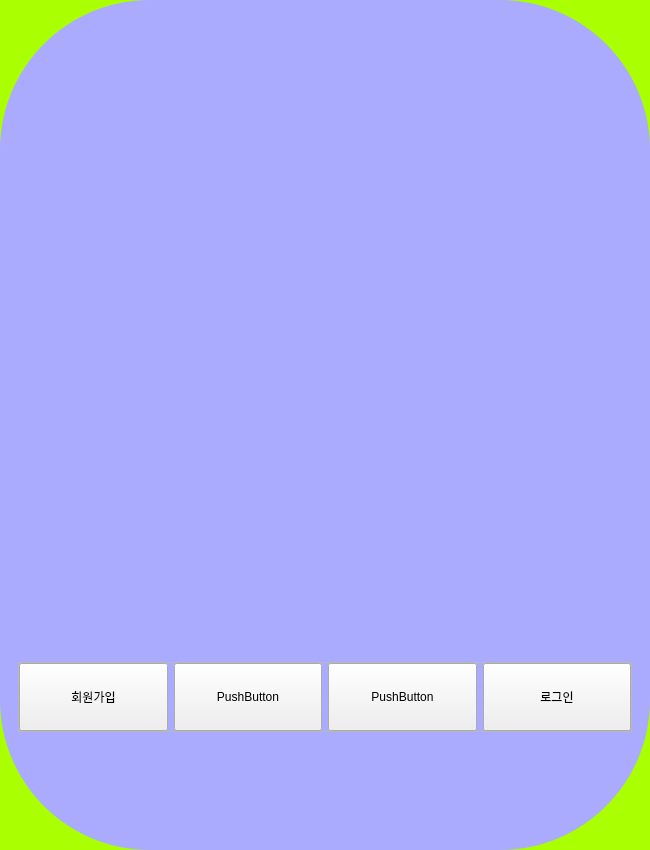
lee991229/damagochi_ver2, file code/front/ui/main_widget_damagochi_ver2.ui: the form before one commit.
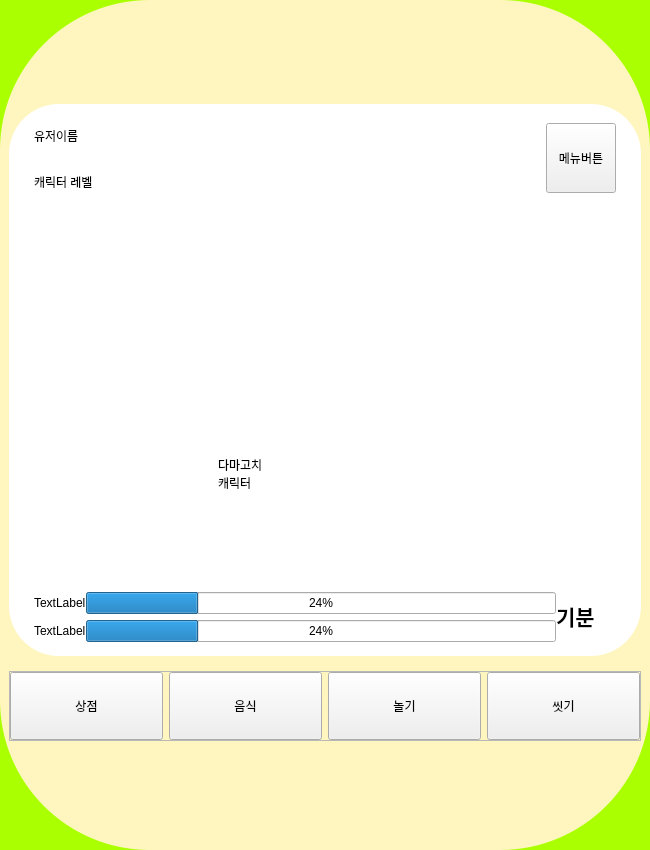
The form after the commit. The open tabs and pages were chosen to show the change. Icons and pictures are not drawn.

Diff of the .ui file:
```diff
--- a/code/front/ui/main_widget_damagochi_ver2.ui
+++ b/code/front/ui/main_widget_damagochi_ver2.ui
@@ -23,7 +23,7 @@
 
 }
 #frame{
-	background-color: rgb(170, 170, 255);
+	background-color: #FFF6BF;
 	border-radius: 150px;
 }
 #widget{
@@ -37,9 +37,9 @@
     border-top-right-radius: 50px;
     background-color: rgb(255, 255, 255);
 }
-#stackedwidget_page_1,#stackedwidget_page_2
+#stackedwidget_page_1,#stackedwidget_page_2,#stackedwidget_page_3,#stackedwidget_page_4
 {
-	background-color: rgb(170, 170, 255);
+	background-color: #FFF6BF;
 }
 
 #widget_8{
@@ -52,6 +52,9 @@
 #widget_10{
     background-color: rgb(255, 255, 255);
 }
+#widget_15{
+    background-color: rgb(255, 255, 255);
+}
 
 #widget_11{
     background-color: rgb(255, 255, 255);
@@ -62,6 +65,17 @@
     background-color: rgb(255, 255, 255);
     border-top-left-radius: 50px; 
     border-top-right-radius: 50px;
+}
+
+#widget_14{
+    background-color: rgb(255, 255, 255);
+    border-top-left-radius: 50px; 
+    border-top-right-radius: 50px;
+}
+#widget_13{
+    background-color: rgb(255, 255, 255);
+    border-bottom-left-radius: 50px;
+    border-bottom-right-radius: 50px;
 }</string>
   </property>
   <layout class="QVBoxLayout" name="verticalLayout">
@@ -905,12 +919,104 @@
         </widget>
         <widget class="QWidget" name="page">
          <layout class="QVBoxLayout" name="verticalLayout_12">
+          <property name="spacing">
+           <number>0</number>
+          </property>
+          <property name="leftMargin">
+           <number>0</number>
+          </property>
+          <property name="topMargin">
+           <number>0</number>
+          </property>
+          <property name="rightMargin">
+           <number>0</number>
+          </property>
+          <property name="bottomMargin">
+           <number>0</number>
+          </property>
           <item>
            <widget class="QWidget" name="widget_16" native="true">
             <layout class="QVBoxLayout" name="verticalLayout_13">
+             <property name="spacing">
+              <number>0</number>
+             </property>
+             <property name="leftMargin">
+              <number>0</number>
+             </property>
+             <property name="topMargin">
+              <number>0</number>
+             </property>
+             <property name="rightMargin">
+              <number>0</number>
+             </property>
+             <property name="bottomMargin">
+              <number>0</number>
+             </property>
              <item>
               <widget class="QWidget" name="widget_14" native="true">
-               <layout class="QVBoxLayout" name="verticalLayout_16">
+               <property name="maximumSize">
+                <size>
+                 <width>16777215</width>
+                 <height>100</height>
+                </size>
+               </property>
+               <layout class="QHBoxLayout" name="horizontalLayout_2">
+                <property name="spacing">
+                 <number>0</number>
+                </property>
+                <property name="leftMargin">
+                 <number>25</number>
+                </property>
+                <property name="topMargin">
+                 <number>9</number>
+                </property>
+                <property name="rightMargin">
+                 <number>25</number>
+                </property>
+                <property name="bottomMargin">
+                 <number>0</number>
+                </property>
+                <item>
+                 <widget class="QWidget" name="widget_3" native="true">
+                  <property name="minimumSize">
+                   <size>
+                    <width>400</width>
+                    <height>0</height>
+                   </size>
+                  </property>
+                  <layout class="QGridLayout" name="gridLayout_6">
+                   <property name="leftMargin">
+                    <number>0</number>
+                   </property>
+                   <property name="topMargin">
+                    <number>0</number>
+                   </property>
+                   <property name="rightMargin">
+                    <number>0</number>
+                   </property>
+                   <property name="bottomMargin">
+                    <number>0</number>
+                   </property>
+                   <property name="spacing">
+                    <number>0</number>
+                   </property>
+                   <item row="1" column="0">
+                    <widget class="QLabel" name="label_11">
+                     <property name="text">
+                      <string>유저이름</string>
+                     </property>
+                    </widget>
+                   </item>
+                   <item row="2" column="0">
+                    <widget class="QLabel" name="label_12">
+                     <property name="text">
+                      <string>캐릭터 레벨</string>
+                     </property>
+                    </widget>
+                   </item>
+                  </layout>
+                 </widget>
+                </item>
                 <item>
                  <spacer name="verticalSpacer_10">
                   <property name="orientation">
@@ -924,6 +1030,25 @@
                   </property>
                  </spacer>
                 </item>
+                <item>
+                 <widget class="QPushButton" name="pushButton">
+                  <property name="sizePolicy">
+                   <sizepolicy hsizetype="Expanding" vsizetype="Expanding">
+                    <horstretch>0</horstretch>
+                    <verstretch>0</verstretch>
+                   </sizepolicy>
+                  </property>
+                  <property name="maximumSize">
+                   <size>
+                    <width>70</width>
+                    <height>70</height>
+                   </size>
+                  </property>
+                  <property name="text">
+                   <string>메뉴버튼</string>
+                  </property>
+                 </widget>
+                </item>
                </layout>
               </widget>
              </item>
@@ -935,11 +1060,131 @@
                  <height>200</height>
                 </size>
                </property>
+               <layout class="QVBoxLayout" name="verticalLayout_6">
+                <item>
+                 <layout class="QGridLayout" name="gridLayout_3">
+                  <item row="0" column="0">
+                   <widget class="QWidget" name="widget_2" native="true">
+                    <widget class="QLabel" name="label_13">
+                     <property name="geometry">
+                      <rect>
+                       <x>200</x>
+                       <y>180</y>
+                       <width>221</width>
+                       <height>161</height>
+                      </rect>
+                     </property>
+                     <property name="text">
+                      <string>다마고치
+캐릭터</string>
+                     </property>
+                    </widget>
+                   </widget>
+                  </item>
+                 </layout>
+                </item>
+               </layout>
               </widget>
              </item>
              <item>
               <widget class="QWidget" name="widget_13" native="true">
-               <layout class="QVBoxLayout" name="verticalLayout_17">
+               <property name="maximumSize">
+                <size>
+                 <width>199999</width>
+                 <height>80</height>
+                </size>
+               </property>
+               <layout class="QHBoxLayout" name="horizontalLayout_3">
+                <property name="leftMargin">
+                 <number>25</number>
+                </property>
+                <item>
+                 <widget class="QWidget" name="widget_4" native="true">
+                  <layout class="QVBoxLayout" name="verticalLayout_16">
+                   <property name="spacing">
+                    <number>0</number>
+                   </property>
+                   <property name="leftMargin">
+                    <number>0</number>
+                   </property>
+                   <property name="topMargin">
+                    <number>0</number>
+                   </property>
+                   <property name="rightMargin">
+                    <number>0</number>
+                   </property>
+                   <property name="bottomMargin">
+                    <number>0</number>
+                   </property>
+                   <item>
+                    <layout class="QGridLayout" name="gridLayout_4">
+                     <item row="1" column="1">
+                      <widget class="QProgressBar" name="progressBar_2">
+                       <property name="value">
+                        <number>24</number>
+                       </property>
+                       <property name="alignment">
+                        <set>Qt::AlignCenter</set>
+                       </property>
+                      </widget>
+                     </item>
+                     <item row="0" column="0">
+                      <widget class="QLabel" name="label_7">
+                       <property name="text">
+                        <string>TextLabel</string>
+                       </property>
+                      </widget>
+                     </item>
+                     <item row="1" column="0">
+                      <widget class="QLabel" name="label_9">
+                       <property name="text">
+                        <string>TextLabel</string>
+                       </property>
+                      </widget>
+                     </item>
+                     <item row="0" column="1">
+                      <widget class="QProgressBar" name="progressBar">
+                       <property name="value">
+                        <number>24</number>
+                       </property>
+                       <property name="alignment">
+                        <set>Qt::AlignCenter</set>
+                       </property>
+                      </widget>
+                     </item>
+                     <item row="0" column="2" rowspan="2">
+                      <widget class="QLabel" name="label_10">
+                       <property name="minimumSize">
+                        <size>
+                         <width>56</width>
+                         <height>56</height>
+                        </size>
+                       </property>
+                       <property name="maximumSize">
+                        <size>
+                         <width>56</width>
+                         <height>56</height>
+                        </size>
+                       </property>
+                       <property name="font">
+                        <font>
+                         <family>나눔고딕</family>
+                         <pointsize>16</pointsize>
+                         <weight>75</weight>
+                         <italic>false</italic>
+                         <bold>true</bold>
+                        </font>
+                       </property>
+                       <property name="text">
+                        <string>기분</string>
+                       </property>
+                      </widget>
+                     </item>
+                    </layout>
+                   </item>
+                  </layout>
+                 </widget>
+                </item>
                 <item>
                  <spacer name="verticalSpacer_9">
                   <property name="orientation">
@@ -1017,7 +1262,7 @@
                 </sizepolicy>
                </property>
                <property name="text">
-                <string>회원가입</string>
+                <string>상점</string>
                </property>
               </widget>
              </item>
@@ -1030,7 +1275,7 @@
                 </sizepolicy>
                </property>
                <property name="text">
-                <string>PushButton</string>
+                <string>음식</string>
                </property>
               </widget>
              </item>
@@ -1043,7 +1288,7 @@
                 </sizepolicy>
                </property>
                <property name="text">
-                <string>PushButton</string>
+                <string>놀기</string>
                </property>
               </widget>
              </item>
@@ -1056,7 +1301,7 @@
                 </sizepolicy>
                </property>
                <property name="text">
-                <string>로그인</string>
+                <string>씻기</string>
                </property>
               </widget>
              </item>
```
Left out of the diff: 6 changed lines with no effect on the pictures.
